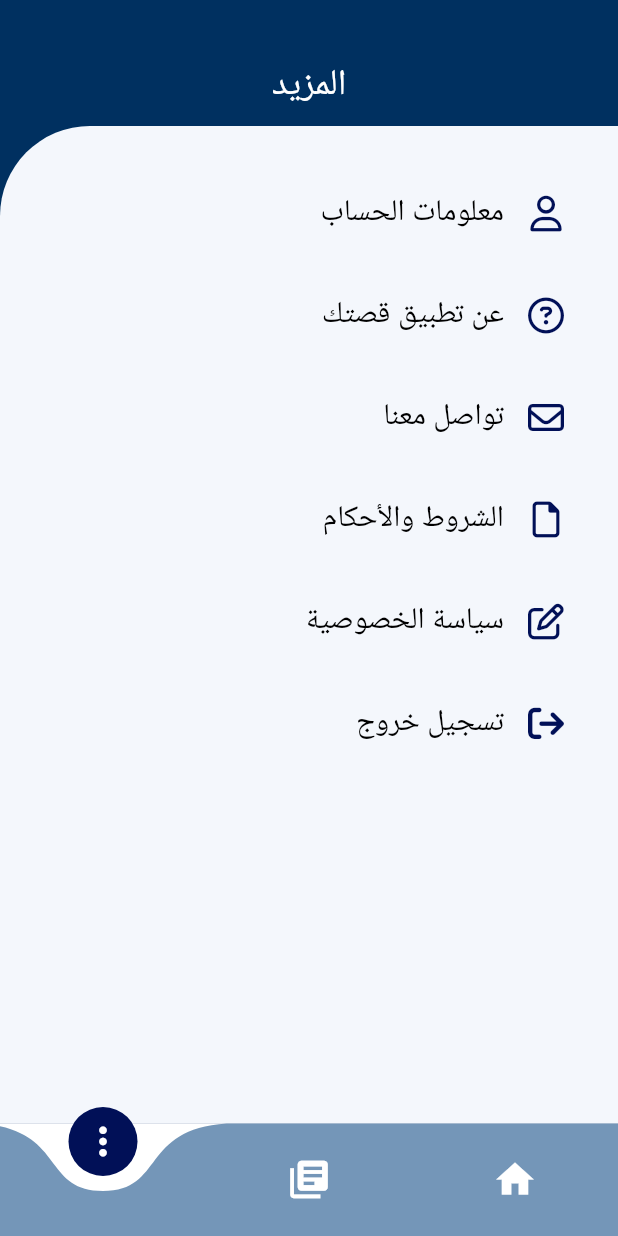
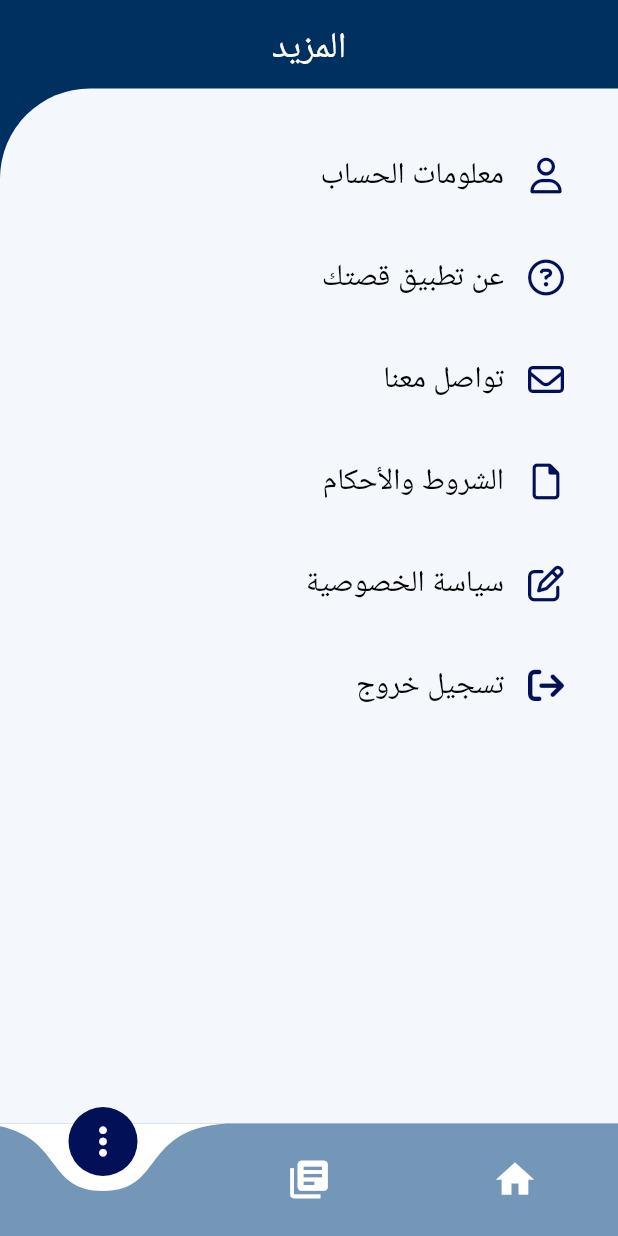
Before and after one commit to Lujain-M02/2023-GP1-6, a Flutter app: the MainPage screen opened directly, item 3 of the bottom bar chosen, on a phone screen of 412 x 824 dp. Run offline on Flutter 3.47's test engine with Material 3 defaults, Android fonts, the phone set to English and light mode, and no system bars; drawn by our look-alikes of curved_navigation_bar; our stand-ins replace animate_do, animated_text_kit, cloud_firestore, firebase_auth, firebase_core, font_awesome_flutter and 3 more; accounts and stored records are empty; Roboto replaces fonts that are missing (Vazirmatn).

Commit message:
safe area

```diff
--- a/your_story/lib/pages/MainPage.dart
+++ b/your_story/lib/pages/MainPage.dart
@@ -22,7 +22,8 @@ class _MainPage extends State<MainPage> {
 
   @override
   Widget build(BuildContext context) {
-    return Directionality(textDirection: TextDirection.rtl, child: Scaffold(
+    return SafeArea(
+      child: Directionality(textDirection: TextDirection.rtl, child: Scaffold(
 
       body: _buildBody(_currentIndex),
        bottomNavigationBar: CurvedNavigationBar(
@@ -42,7 +43,7 @@ class _MainPage extends State<MainPage> {
         buttonBackgroundColor:YourStoryStyle.primarycolor,
         // You can customize the appearance more if needed
       ),
-    ));
+    )));
   }
 
 
@@ -101,7 +102,7 @@ class StoriesPage extends StatelessWidget {
         child: Column(
           mainAxisAlignment: MainAxisAlignment.start,
           children: [
-            const SizedBox(height: 40),
+            const SizedBox(height: 15),
             const Text(
               "القصص المنشورة",
               style: TextStyle(color: Colors.white, fontSize: 24),
--- a/your_story/lib/pages/More_Page/more_page.dart
+++ b/your_story/lib/pages/More_Page/more_page.dart
@@ -31,7 +31,7 @@ class MorePage extends StatelessWidget {
             Column(
               mainAxisAlignment: MainAxisAlignment.start,
               children: [
-            const SizedBox(height: 40),
+            const SizedBox(height: 15),
             const Text(
               'المزيد', style: TextStyle(color: Colors.white, fontSize: 24),
             ),
```
